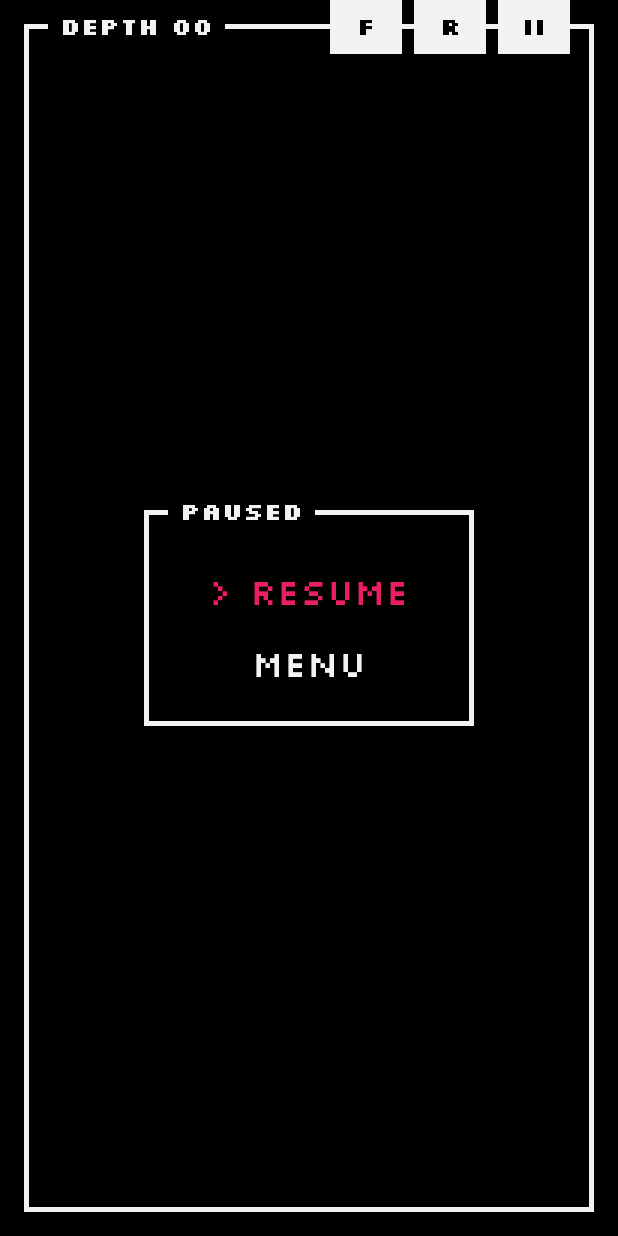
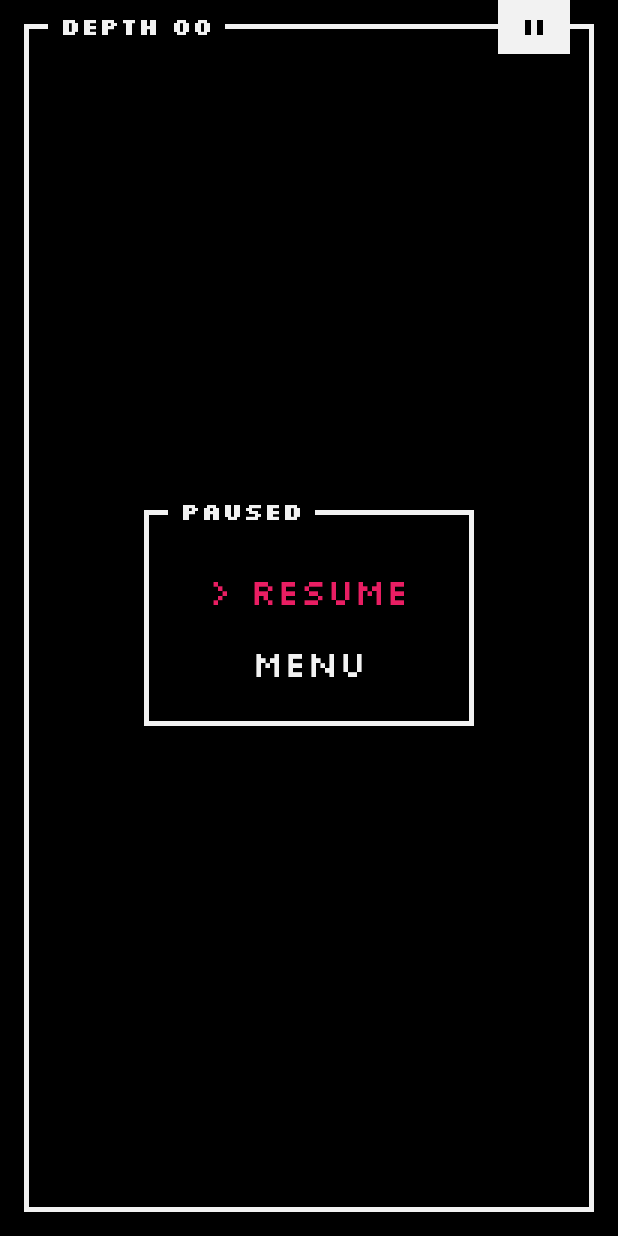
Before and after one commit to cnvr76/marble-maze, an Android app: the GameFragment screen opened through its navigation route, after a tap on "II", on a phone screen of 412 x 824 dp. Run offline under Robolectric (Android 15) with nearby library versions, the phone set to English and light mode, and no system bars; our stand-ins replace Room's generated code.

Commit message:
feat: UX improvements (new best score)

```diff
--- a/app/src/main/java/sk/uniza/feit/marblemaze/game/Ball.kt
+++ b/app/src/main/java/sk/uniza/feit/marblemaze/game/Ball.kt
@@ -42,7 +42,7 @@ class Ball(var position: Vector2, val radius: Float) {
     }
 
     companion object {
-        const val FRICTION = 3f
+        const val FRICTION = 4f
         const val BOUNCE = 0.5f
         const val FALL_DURATION = 0.5f
     }
--- a/app/src/main/java/sk/uniza/feit/marblemaze/ui/GameFragment.kt
+++ b/app/src/main/java/sk/uniza/feit/marblemaze/ui/GameFragment.kt
@@ -9,6 +9,7 @@ import android.view.View
 import android.widget.Button
 import android.widget.TextView
 import androidx.activity.addCallback
+import androidx.core.content.ContextCompat
 import androidx.core.os.bundleOf
 import androidx.fragment.app.Fragment
 import androidx.lifecycle.lifecycleScope
@@ -24,6 +25,7 @@ import androidx.core.view.isVisible
 class GameFragment : Fragment(R.layout.fragment_game), SensorEventListener {
     private lateinit var sensorManager: SensorManager
     private lateinit var pauseOverlay: View
+    private var currentBest = 0
     private val dao: ResultDao by lazy { AppDatabase.get(requireContext()).resultDao() }
     private var accelerometer: Sensor? = null
     private lateinit var gameView: GameView
@@ -39,6 +41,8 @@ class GameFragment : Fragment(R.layout.fragment_game), SensorEventListener {
         gameView = view.findViewById(R.id.game_view)
         pauseOverlay = view.findViewById(R.id.overlay_pause)
 
+        viewLifecycleOwner.lifecycleScope.launch { currentBest = dao.getBest() ?: 0 }
+
         val btnPause = view.findViewById<Button>(R.id.btn_pause)
         btnPause.setOnClickListener {
             if (pauseOverlay.isVisible) resumeGame() else pauseGame()
@@ -51,9 +55,14 @@ class GameFragment : Fragment(R.layout.fragment_game), SensorEventListener {
         btnResume.setOnClickListener { resumeGame() }
 
         val depthText = view.findViewById<TextView>(R.id.text_depth)
-        depthText.text = getString(R.string.game_depth, 0)
+        var newPrefix = ""
+        depthText.text = getString(R.string.game_depth, newPrefix, 0)
         gameView.onDepthChanged = { depth ->
-            depthText.text = getString(R.string.game_depth, depth)
+            if (depth > currentBest) {
+                depthText.setTextColor(ContextCompat.getColor(requireContext(), R.color.accent))
+                newPrefix = "NEW "
+            }
+            depthText.text = getString(R.string.game_depth, newPrefix, depth)
         }
 
         gameView.onBallDeath = { depth -> finish(depth) }
@@ -63,20 +72,21 @@ class GameFragment : Fragment(R.layout.fragment_game), SensorEventListener {
         }
 
         // --- DEBUG ---
-        val btnLose = view.findViewById<Button>(R.id.btn_debug_lose)
-        val btnRegen = view.findViewById<Button>(R.id.btn_debug_regenerate)
-        btnLose.setOnClickListener { finish(gameView.depth) }
-        btnRegen.setOnClickListener {
-            gameView.regenerate()
-        }
+//        val btnLose = view.findViewById<Button>(R.id.btn_debug_lose)
+//        val btnRegen = view.findViewById<Button>(R.id.btn_debug_regenerate)
+//        btnLose.setOnClickListener { finish(gameView.depth) }
+//        btnRegen.setOnClickListener {
+//            gameView.regenerate()
+//        }
     }
 
     private fun finish(depth: Int) {
         viewLifecycleOwner.lifecycleScope.launch {
+            val prevBest = dao.getBest() ?: 0
             dao.insert(Result(levelsPassed = depth, playedAt = System.currentTimeMillis()))
             findNavController().navigate(
                 R.id.action_gameFragment_to_gameOverFragment,
-                bundleOf(GameOverFragment.ARG_DEPTH to depth)
+                bundleOf(GameOverFragment.ARG_DEPTH to depth, GameOverFragment.ARG_PREV_BEST to prevBest)
             )
         }
     }
--- a/app/src/main/java/sk/uniza/feit/marblemaze/ui/GameOverFragment.kt
+++ b/app/src/main/java/sk/uniza/feit/marblemaze/ui/GameOverFragment.kt
@@ -26,8 +26,12 @@ class GameOverFragment : Fragment(R.layout.fragment_game_over) {
 
         val textDepth = view.findViewById<TextView>(R.id.text_levels_passed)
         val textBest = view.findViewById<TextView>(R.id.text_best_score)
+        val textNewBest = view.findViewById<TextView>(R.id.text_new_best)
 
         val depth: Int = requireArguments().getInt(ARG_DEPTH)
+        val prevBest: Int = requireArguments().getInt(ARG_PREV_BEST)
+
+        textNewBest.visibility = if (depth > prevBest) View.VISIBLE else View.GONE
         textDepth.text = "%02d".format(depth)
         viewLifecycleOwner.lifecycleScope.launch {
             val best: Int = dao.getBest() ?: 0
@@ -49,5 +53,6 @@ class GameOverFragment : Fragment(R.layout.fragment_game_over) {
 
     companion object {
         const val ARG_DEPTH = "depth"
+        const val ARG_PREV_BEST = "prev_best"
     }
 }
--- a/app/src/main/java/sk/uniza/feit/marblemaze/ui/GameView.kt
+++ b/app/src/main/java/sk/uniza/feit/marblemaze/ui/GameView.kt
@@ -166,7 +166,7 @@ class GameView(context: Context, attrs: AttributeSet?) : SurfaceView(context, at
     }
 
     fun configFor(depth: Int) = config.copy(
-        holeness = (0.2f + depth * 0.05f).coerceAtMost(0.7f)
+        holeness = (0.2f + depth * 0.05f).coerceAtMost(0.8f)
     )
 
     private fun prepareNextLevel(start: Cell) {
--- a/app/src/main/res/layout/fragment_game.xml
+++ b/app/src/main/res/layout/fragment_game.xml
@@ -97,30 +97,30 @@
         app:layout_constraintTop_toTopOf="parent"
         app:layout_constraintVertical_bias="0.473" />
 
-    <Button
-        android:id="@+id/btn_debug_regenerate"
-        style="@style/MM.Item.Icon"
-        android:layout_width="48dp"
-        android:layout_height="38dp"
-        android:layout_marginEnd="8dp"
-        android:text="@string/action_debug_regenerate"
-        android:textAlignment="center"
-        android:textAllCaps="false"
-        app:layout_constraintBottom_toTopOf="parent"
-        app:layout_constraintEnd_toStartOf="@id/btn_pause"
-        app:layout_constraintTop_toTopOf="parent" />
+<!--    <Button-->
+<!--        android:id="@+id/btn_debug_regenerate"-->
+<!--        style="@style/MM.Item.Icon"-->
+<!--        android:layout_width="48dp"-->
+<!--        android:layout_height="38dp"-->
+<!--        android:layout_marginEnd="8dp"-->
+<!--        android:text="@string/action_debug_regenerate"-->
+<!--        android:textAlignment="center"-->
+<!--        android:textAllCaps="false"-->
+<!--        app:layout_constraintBottom_toTopOf="parent"-->
+<!--        app:layout_constraintEnd_toStartOf="@id/btn_pause"-->
+<!--        app:layout_constraintTop_toTopOf="parent" />-->
 
-    <Button
-        android:id="@+id/btn_debug_lose"
-        style="@style/MM.Item.Icon"
-        android:layout_width="48dp"
-        android:layout_height="38dp"
-        android:layout_marginEnd="8dp"
-        android:text="@string/action_debug_fall"
-        android:textAlignment="center"
-        android:textAllCaps="false"
-        app:layout_constraintBottom_toTopOf="parent"
-        app:layout_constraintEnd_toStartOf="@id/btn_debug_regenerate"
-        app:layout_constraintTop_toTopOf="parent" />
+<!--    <Button-->
+<!--        android:id="@+id/btn_debug_lose"-->
+<!--        style="@style/MM.Item.Icon"-->
+<!--        android:layout_width="48dp"-->
+<!--        android:layout_height="38dp"-->
+<!--        android:layout_marginEnd="8dp"-->
+<!--        android:text="@string/action_debug_fall"-->
+<!--        android:textAlignment="center"-->
+<!--        android:textAllCaps="false"-->
+<!--        app:layout_constraintBottom_toTopOf="parent"-->
+<!--        app:layout_constraintEnd_toStartOf="@id/btn_debug_regenerate"-->
+<!--        app:layout_constraintTop_toTopOf="parent" />-->
 
 </androidx.constraintlayout.widget.ConstraintLayout>
--- a/app/src/main/res/values/strings.xml
+++ b/app/src/main/res/values/strings.xml
@@ -8,7 +8,7 @@
     <string name="action_stats">STATS</string>
 
     <!-- Game -->
-    <string name="game_depth">DEPTH %02d</string>
+    <string name="game_depth">%sDEPTH %02d</string>
     <string name="action_pause">II</string>
     <string name="pause_title">PAUSED</string>
     <string name="action_resume">> RESUME</string>
@@ -19,6 +19,7 @@
     <!-- Game over -->
     <string name="over_label">GAME OVER</string>
     <string name="over_headline">YOU\nFELL.</string>
+    <string name="over_new_best">NEW BEST!</string>
     <string name="label_depth">DEPTH</string>
     <string name="label_best">BEST</string>
     <string name="value_placeholder">00</string>
```
Also changed, not shown: app/src/main/res/layout/fragment_game_over.xml (+12 -0 lines), app/src/main/res/values/styles.xml (+8 -1 lines).
